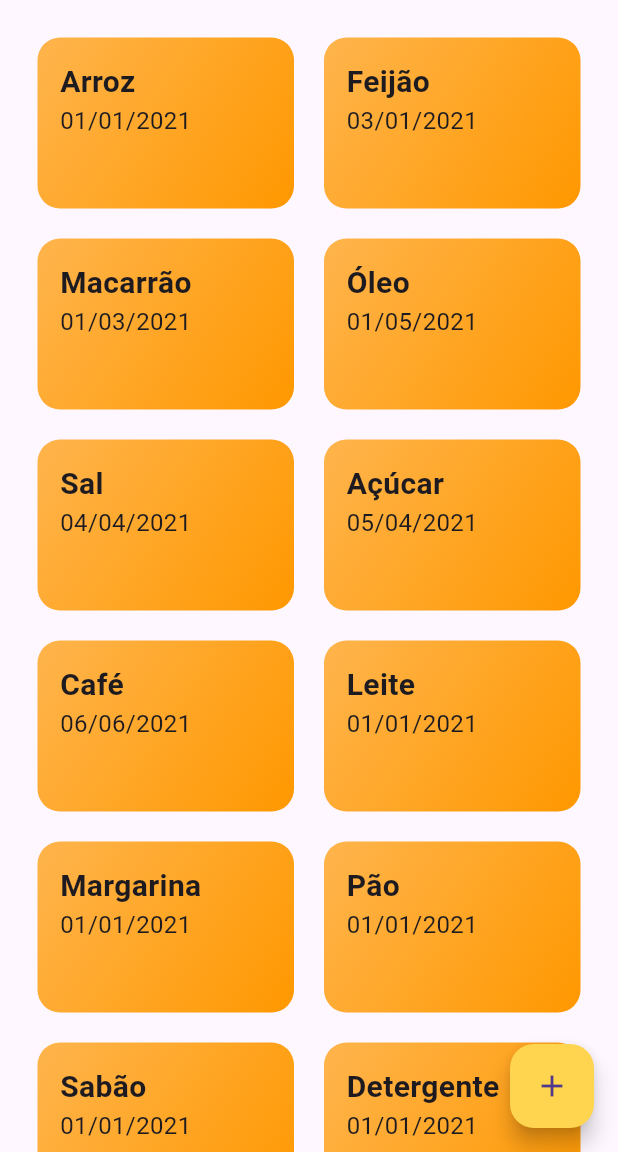
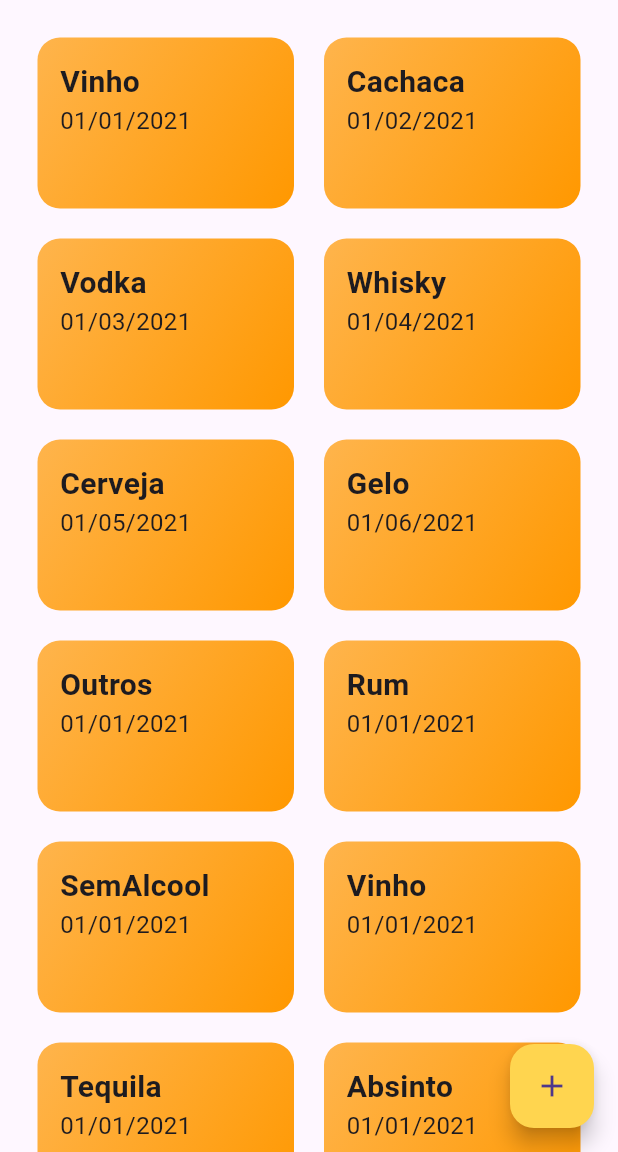
Before and after one commit to leofab/estoque-flutter, a Flutter app: the ProdutosLista screen opened directly, on a phone screen of 412 x 824 dp, the part 84-1236 px from its top. Run offline on Flutter 3.47's test engine with Material 3 defaults, Android fonts, the phone set to English and light mode, and no system bars; network calls fail.

Commit message:
enumns and mock data refactored

```diff
--- a/lib/mock_produtos_data.dart
+++ b/lib/mock_produtos_data.dart
@@ -4,14 +4,15 @@ import './models/produto.dart';
 const MOCK_PRODUTOS_DATA = [
   Produto(
     id: '1',
-    nome: 'Arroz',
-    descricao: 'Arroz branco',
-    imagem: 'assets/images/arroz.jpg',
+    tipo: Tipo.Vinho,
+    nome: 'Vinho Sao Francisco',
+    descricao: 'Vinho tinto seco',
+    imagem: 'assets/images/vinho.jpg',
     preco: '10.00',
     quantidade: '10',
-    unidade: 'kg',
-    categoria: 'Alimento',
-    fornecedor: 'Fornecedor 1',
+    unidade: 'L',
+    categoria: 'Bebida',
+    fornecedor: 'Washgtom',
     data: '01/01/2021',
     validade: '01/01/2022',
     lote: '123456',
@@ -20,15 +21,16 @@ const MOCK_PRODUTOS_DATA = [
   ),
   Produto(
     id: '2',
-    nome: 'Feijão',
-    descricao: 'Feijão carioca',
-    imagem: 'assets/images/feijao.jpg',
+    tipo: Tipo.Cachaca,
+    nome: 'Cachaça Ypioca',
+    descricao: 'Cachaça envelhecida',
+    imagem: 'assets/images/cachaca.jpg',
     preco: '5.00',
     quantidade: '5',
-    unidade: 'kg',
-    categoria: 'Alimento',
+    unidade: 'L',
+    categoria: 'Bebida',
     fornecedor: 'Fornecedor 2',
-    data: '03/01/2021',
+    data: '01/02/2021',
     validade: '01/01/2022',
     lote: '123456',
     local: 'Prateleira 2',
@@ -36,13 +38,14 @@ const MOCK_PRODUTOS_DATA = [
   ),
   Produto(
     id: '3',
-    nome: 'Macarrão',
-    descricao: 'Macarrão espaguete',
-    imagem: 'assets/images/macarrao.jpg',
-    preco: '3.00',
-    quantidade: '3',
-    unidade: 'kg',
-    categoria: 'Alimento',
+    tipo: Tipo.Vodka,
+    nome: 'Vodka Smirnoff',
+    descricao: 'Vodka importada',
+    imagem: 'assets/images/vodka.jpg',
+    preco: '15.00',
+    quantidade: '15',
+    unidade: 'L',
+    categoria: 'Bebida',
     fornecedor: 'Fornecedor 3',
     data: '01/03/2021',
     validade: '01/01/2022',
@@ -52,15 +55,16 @@ const MOCK_PRODUTOS_DATA = [
   ),
   Produto(
     id: '4',
-    nome: 'Óleo',
-    descricao: 'Óleo de soja',
-    imagem: 'assets/images/oleo.jpg',
-    preco: '7.00',
-    quantidade: '7',
+    tipo: Tipo.Whisky,
+    nome: 'Whisky Johnnie Walker',
+    descricao: 'Whisky escocês',
+    imagem: 'assets/images/whisky.jpg',
+    preco: '20.00',
+    quantidade: '20',
     unidade: 'L',
-    categoria: 'Alimento',
+    categoria: 'Bebida',
     fornecedor: 'Fornecedor 4',
-    data: '01/05/2021',
+    data: '01/04/2021',
     validade: '01/01/2022',
     lote: '123456',
     local: 'Prateleira 4',
@@ -68,15 +72,16 @@ const MOCK_PRODUTOS_DATA = [
   ),
   Produto(
     id: '5',
-    nome: 'Sal',
-    descricao: 'Sal refinado',
-    imagem: 'assets/images/sal.jpg',
+    tipo: Tipo.Cerveja,
+    nome: 'Cerveja Skol',
+    descricao: 'Cerveja pilsen',
+    imagem: 'assets/images/cerveja.jpg',
     preco: '2.00',
     quantidade: '2',
-    unidade: 'kg',
-    categoria: 'Alimento',
+    unidade: 'L',
+    categoria: 'Bebida',
     fornecedor: 'Fornecedor 5',
-    data: '04/04/2021',
+    data: '01/05/2021',
     validade: '01/01/2022',
     lote: '123456',
     local: 'Prateleira 5',
@@ -84,15 +89,16 @@ const MOCK_PRODUTOS_DATA = [
   ),
   Produto(
     id: '6',
-    nome: 'Açúcar',
-    descricao: 'Açúcar refinado',
-    imagem: 'assets/images/acucar.jpg',
-    preco: '4.00',
-    quantidade: '4',
+    tipo: Tipo.Gelo,
+    nome: 'Gelo',
+    descricao: 'Gelo em cubos',
+    imagem: 'assets/images/gelo.jpg',
+    preco: '1.00',
+    quantidade: '1',
     unidade: 'kg',
-    categoria: 'Alimento',
+    categoria: 'Bebida',
     fornecedor: 'Fornecedor 6',
-    data: '05/04/2021',
+    data: '01/06/2021',
     validade: '01/01/2022',
     lote: '123456',
     local: 'Prateleira 6',
@@ -100,15 +106,16 @@ const MOCK_PRODUTOS_DATA = [
   ),
   Produto(
     id: '7',
-    nome: 'Café',
-    descricao: 'Café torrado e moído',
-    imagem: 'assets/images/cafe.jpg',
-    preco: '6.00',
-    quantidade: '6',
+    tipo: Tipo.Outros,
+    nome: 'Amendoin',
+    descricao: 'Amendoin torrado',
+    imagem: 'assets/images/amendoin.jpg',
+    preco: '7.00',
+    quantidade: '7',
     unidade: 'kg',
     categoria: 'Alimento',
     fornecedor: 'Fornecedor 7',
-    data: '06/06/2021',
+    data: '01/01/2021',
     validade: '01/01/2022',
     lote: '123456',
     local: 'Prateleira 7',
@@ -116,13 +123,14 @@ const MOCK_PRODUTOS_DATA = [
   ),
   Produto(
     id: '8',
-    nome: 'Leite',
-    descricao: 'Leite integral',
-    imagem: 'assets/images/leite.jpg',
+    tipo: Tipo.Rum,
+    nome: 'Rum Motilla',
+    descricao: 'Rum envelhecido',
+    imagem: 'assets/images/rum.jpg',
     preco: '8.00',
     quantidade: '8',
     unidade: 'L',
-    categoria: 'Alimento',
+    categoria: 'Bebida',
     fornecedor: 'Fornecedor 8',
     data: '01/01/2021',
     validade: '01/01/2022',
@@ -132,13 +140,14 @@ const MOCK_PRODUTOS_DATA = [
   ),
   Produto(
     id: '9',
-    nome: 'Margarina',
-    descricao: 'Margarina com sal',
-    imagem: 'assets/images/margarina.jpg',
-    preco: '9.00',
-    quantidade: '9',
-    unidade: 'kg',
-    categoria: 'Alimento',
+    tipo: Tipo.SemAlcool,
+    nome: 'Refrigerante',
+    descricao: 'Refrigerante de cola',
+    imagem: 'assets/images/refrigerante.jpg',
+    preco: '3.00',
+    quantidade: '3',
+    unidade: 'L',
+    categoria: 'Bebida',
     fornecedor: 'Fornecedor 9',
     data: '01/01/2021',
     validade: '01/01/2022',
@@ -148,13 +157,14 @@ const MOCK_PRODUTOS_DATA = [
   ),
   Produto(
     id: '10',
-    nome: 'Pão',
-    descricao: 'Pão francês',
-    imagem: 'assets/images/pao.jpg',
-    preco: '1.00',
-    quantidade: '1',
-    unidade: 'kg',
-    categoria: 'Alimento',
+    tipo: Tipo.Vinho,
+    nome: 'Vinho Aurora',
+    descricao: 'Vinho tinto suave',
+    imagem: 'assets/images/vinho_branco.jpg',
+    preco: '4.00',
+    quantidade: '4',
+    unidade: 'L',
+    categoria: 'Bebida',
     fornecedor: 'Fornecedor 10',
     data: '01/01/2021',
     validade: '01/01/2022',
@@ -164,13 +174,14 @@ const MOCK_PRODUTOS_DATA = [
   ),
   Produto(
     id: '11',
-    nome: 'Sabão',
-    descricao: 'Sabão em pó',
-    imagem: 'assets/images/sabao.jpg',
-    preco: '2.00',
-    quantidade: '2',
-    unidade: 'kg',
-    categoria: 'Limpeza',
+    tipo: Tipo.Tequila,
+    nome: 'Tequila Jose Cuervo',
+    descricao: 'Tequila mexicana',
+    imagem: 'assets/images/tequila.jpg',
+    preco: '5.00',
+    quantidade: '5',
+    unidade: 'L',
+    categoria: 'Bebida',
     fornecedor: 'Fornecedor 11',
     data: '01/01/2021',
     validade: '01/01/2022',
@@ -180,13 +191,14 @@ const MOCK_PRODUTOS_DATA = [
   ),
   Produto(
     id: '12',
-    nome: 'Detergente',
-    descricao: 'Detergente líquido',
-    imagem: 'assets/images/detergente.jpg',
-    preco: '3.00',
-    quantidade: '3',
+    tipo: Tipo.Absinto,
+    nome: 'Absinto',
+    descricao: 'Absinto importado',
+    imagem: 'assets/images/absinto.jpg',
+    preco: '6.00',
+    quantidade: '6',
     unidade: 'L',
-    categoria: 'Limpeza',
+    categoria: 'Bebida',
     fornecedor: 'Fornecedor 12',
     data: '01/01/2021',
     validade: '01/01/2022',
@@ -196,13 +208,14 @@ const MOCK_PRODUTOS_DATA = [
   ),
   Produto(
     id: '13',
-    nome: 'Desinfetante',
-    descricao: 'Desinfetante de pinho',
-    imagem: 'assets/images/desinfetante.jpg',
-    preco: '4.00',
-    quantidade: '4',
+    tipo: Tipo.Cerveja,
+    nome: 'Cerveja Heineken',
+    descricao: 'Cerveja pilsen',
+    imagem: 'assets/images/cerveja_heineken.jpg',
+    preco: '7.00',
+    quantidade: '7',
     unidade: 'L',
-    categoria: 'Limpeza',
+    categoria: 'Bebida',
     fornecedor: 'Fornecedor 13',
     data: '01/01/2021',
     validade: '01/01/2022',
@@ -212,13 +225,14 @@ const MOCK_PRODUTOS_DATA = [
   ),
   Produto(
     id: '14',
-    nome: 'Água sanitária',
-    descricao: 'Água sanitária',
-    imagem: 'assets/images/agua_sanitaria.jpg',
-    preco: '5.00',
-    quantidade: '5',
+    tipo: Tipo.Cerveja,
+    nome: 'Cerveja Budweiser',
+    descricao: 'Cerveja pilsen',
+    imagem: 'assets/images/cerveja_budweiser.jpg',
+    preco: '8.00',
+    quantidade: '8',
     unidade: 'L',
-    categoria: 'Limpeza',
+    categoria: 'Bebida',
     fornecedor: 'Fornecedor 14',
     data: '01/01/2021',
     validade: '01/01/2022',
--- a/lib/models/produto.dart
+++ b/lib/models/produto.dart
@@ -1,7 +1,32 @@
 import 'package:flutter/material.dart';
+
+enum Tipo {
+  Absinto,
+  Amarguinha,
+  Cachaca,
+  Cerveja,
+  Champanhe,
+  Conhaque,
+  Gim,
+  Grappa,
+  Hidromel,
+  Licor,
+  Rum,
+  Saque,
+  Sidra,
+  Tequila,
+  Vermute,
+  Vinho,
+  Vodka,
+  Whisky,
+  SemAlcool,
+  Gelo,
+  Outros,
+}
 
 class Produto {
   final String id;
+  final Tipo tipo;
   final String nome;
   final String descricao;
   final String imagem;
@@ -20,6 +45,7 @@ class Produto {
   const Produto({
     required this.id,
     required this.nome,
+    required this.tipo,
     required this.descricao,
     required this.imagem,
     required this.preco,
--- a/lib/produto_detalhes_tela.dart
+++ b/lib/produto_detalhes_tela.dart
@@ -2,6 +2,7 @@ import 'package:flutter/material.dart';
 
 class ProdutoDetalhes extends StatelessWidget {
   final String id;
+  final String tipo;
   final String nome;
   final String descricao;
   final String imagem;
@@ -18,6 +19,7 @@ class ProdutoDetalhes extends StatelessWidget {
 
   const ProdutoDetalhes(
       this.id,
+      this.tipo,
       this.nome,
       this.descricao,
       this.imagem,
@@ -52,6 +54,7 @@ class ProdutoDetalhes extends StatelessWidget {
               Image.network(imagem),
               Text("Descrição: $descricao",
                   style: const TextStyle(fontSize: 20)),
+              Text("Descrição: $tipo", style: const TextStyle(fontSize: 20)),
               Text("Preço: $preco", style: const TextStyle(fontSize: 20)),
               Text("Quantidade: $quantidade",
                   style: const TextStyle(fontSize: 20)),
--- a/lib/produto_item.dart
+++ b/lib/produto_item.dart
@@ -3,6 +3,7 @@ import 'package:flutter_application_helder/produto_detalhes_tela.dart';
 
 class ProdutoItem extends StatelessWidget {
   final String id;
+  final String tipo;
   final String nome;
   final String descricao;
   final String imagem;
@@ -20,6 +21,7 @@ class ProdutoItem extends StatelessWidget {
 
   const ProdutoItem(
       this.nome,
+      this.tipo,
       this.cor,
       this.id,
       this.descricao,
@@ -40,6 +42,7 @@ class ProdutoItem extends StatelessWidget {
     Navigator.of(context).push(MaterialPageRoute(builder: (_) {
       return ProdutoDetalhes(
         id,
+        tipo,
         nome,
         descricao,
         imagem,
@@ -80,7 +83,7 @@ class ProdutoItem extends StatelessWidget {
           crossAxisAlignment: CrossAxisAlignment.start,
           children: [
             Text(
-              nome,
+              tipo,
               style: const TextStyle(
                 fontSize: 20,
                 fontWeight: FontWeight.bold,
--- a/lib/produtos_lista.dart
+++ b/lib/produtos_lista.dart
@@ -34,9 +34,10 @@ class ProdutosLista extends StatelessWidget {
             physics: const ScrollPhysics(),
             children: MOCK_PRODUTOS_DATA.map((produto) {
               return ProdutoItem(
+                produto.id,
+                produto.tipo.name,
+                produto.cor,
                 produto.nome,
-                produto.cor,
-                produto.id,
                 produto.descricao,
                 produto.imagem,
                 produto.preco,
```
